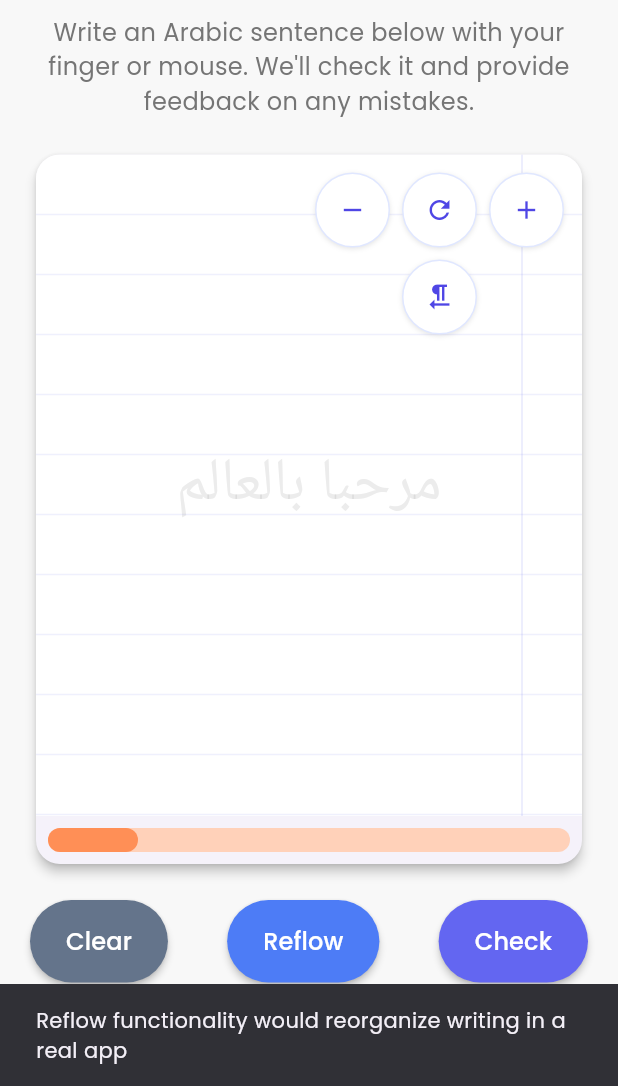
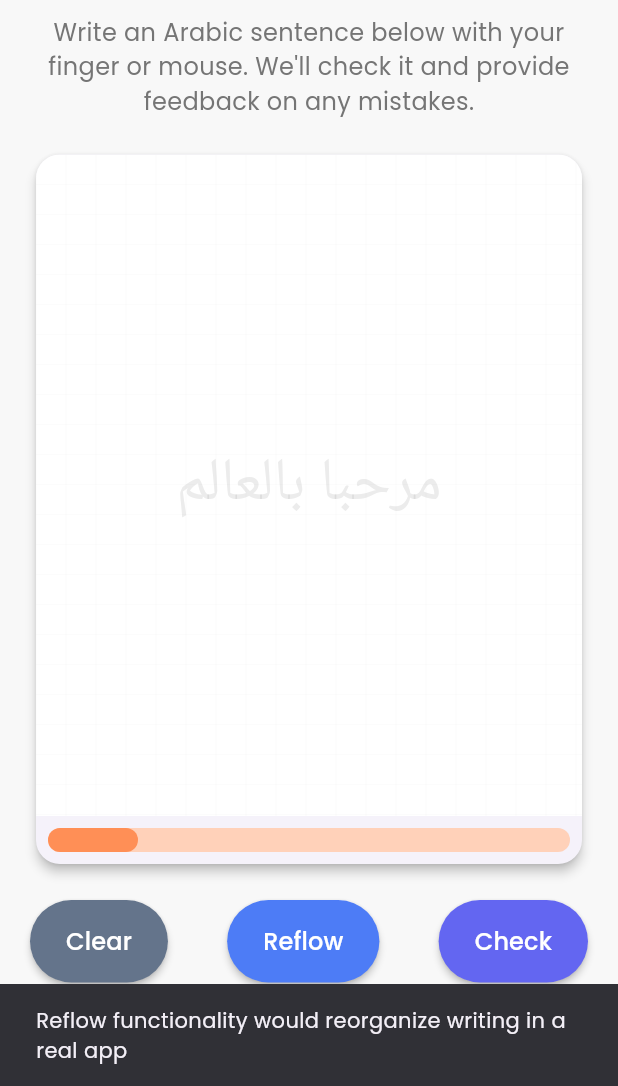
Before and after one commit to hom-bahrani/arabic-handwriting-feedback, a Flutter app: the screen it shows after launch, item 2 of the bottom bar chosen, after a tap on "Clear", on a phone screen of 412 x 824 dp, the part 150-1236 px from its top. Run offline on Flutter 3.47's test engine with Material 3 defaults, Android fonts, the phone set to English and light mode, and no system bars; our stand-ins replace google_fonts; Roboto replaces fonts that are missing (Amiri).

Commit message:
update stroke width

```diff
--- a/lib/widgets/handwriting_canvas.dart
+++ b/lib/widgets/handwriting_canvas.dart
@@ -1,4 +1,5 @@
 import 'package:flutter/material.dart';
+import 'dart:ui' show PointMode;
 import 'package:google_fonts/google_fonts.dart';
 import 'package:provider/provider.dart';
 import '../providers/handwriting_provider.dart';
@@ -11,19 +12,8 @@ class HandwritingCanvas extends StatefulWidget {
 }
 
 class _HandwritingCanvasState extends State<HandwritingCanvas> {
-  // Points and strokes for drawing
-  final List<List<Offset>> _strokes = [];
-  List<Offset> _currentStroke = [];
-
-  // Transform variables for zoom and pan
-  double _scale = 0.8; // Default smaller scale for more detailed writing
-  Offset _offset = Offset.zero;
-
-  // Direction flag (true for RTL, which is appropriate for Arabic)
-  bool _isRightToLeft = true;
-
-  // Controller to detect when to reset
-  bool _isDrawing = false;
+  // Simple list of points for drawing
+  final List<DrawingPoint?> points = [];
 
   @override
   void initState() {
@@ -39,36 +29,10 @@ class _HandwritingCanvasState extends State<HandwritingCanvas> {
     });
   }
 
-  // Method to clear all strokes
   void clearCanvas() {
     setState(() {
-      _strokes.clear();
-      _currentStroke = [];
+      points.clear();
     });
-  }
-
-  // Method to reset the canvas settings
-  void _resetCanvas() {
-    setState(() {
-      _scale = 0.8; // Better default for Arabic writing
-      _offset = Offset.zero;
-    });
-  }
-
-  // Method to get adjusted position based on scale and offset
-  Offset _getAdjustedPosition(Offset position) {
-    final double centerX = (context.size?.width ?? 300) / 2;
-    final double centerY = (context.size?.height ?? 400) / 2;
-    final Offset center = Offset(centerX, centerY);
-
-    // Simplified position adjustment for more predictable drawing
-    double dx = position.dx;
-    double dy = position.dy;
-
-    // If in RTL mode, we don't need to mirror the coordinates for drawing
-    // This allows natural drawing while still displaying RTL content
-
-    return Offset(dx, dy);
   }
 
   @override
@@ -82,65 +46,37 @@ class _HandwritingCanvasState extends State<HandwritingCanvas> {
         borderRadius: BorderRadius.circular(16),
         child: Column(
           children: [
-            // Canvas with zoom controls and guidelines
+            // Drawing area
             Expanded(
               child: Stack(
                 children: [
-                  // Background with guide lines
+                  // Paper-like background with subtle grid
                   Container(
                     color: Colors.white,
                     child: CustomPaint(
-                      painter: _GuidelinesPainter(isRightToLeft: _isRightToLeft),
-                      child: Container(),
+                      painter: GridPainter(),
+                      size: Size.infinite,
                     ),
                   ),
 
-                  // Drawing layer with gestures
-                  GestureDetector(
-                    onPanStart: (details) {
-                      // Start a new stroke
-                      _isDrawing = true;
-                      setState(() {
-                        // Just use the raw position directly
-                        _currentStroke = [details.localPosition];
-                      });
-                    },
-                    onPanUpdate: (details) {
-                      // Add point to current stroke
-                      if (_isDrawing) {
+                  // Drawing layer - Using RepaintBoundary for performance
+                  RepaintBoundary(
+                    child: DrawingArea(
+                      points: points,
+                      onPointsUpdate: (updatedPoints) {
+                        // This ensures we update state properly
                         setState(() {
-                          // Just use the raw position directly
-                          _currentStroke.add(details.localPosition);
+                          points.clear();
+                          points.addAll(updatedPoints);
                         });
-                      }
-                    },
-                    onPanEnd: (details) {
-                      // End the stroke
-                      _isDrawing = false;
-                      if (_currentStroke.isNotEmpty) {
-                        setState(() {
-                          _strokes.add(List.from(_currentStroke));
-                          _currentStroke = [];
-                        });
-                      }
-                    },
-                    child: CustomPaint(
-                      painter: _DrawingPainter(
-                        strokes: _strokes,
-                        currentStroke: _currentStroke,
-                        scale: _scale,
-                        offset: _offset,
-                      ),
-                      child: Container(
-                        color: Colors.transparent,
-                      ),
+                      },
                     ),
                   ),
 
                   // Placeholder text or feedback display
                   Consumer<HandwritingProvider>(
                     builder: (context, provider, child) {
-                      if (_strokes.isEmpty && provider.state == ProcessingState.idle) {
+                      if (points.isEmpty && provider.state == ProcessingState.idle) {
                         return Center(
                           child: Text(
                             'مرحبا بالعالم',
@@ -250,51 +186,6 @@ class _HandwritingCanvasState extends State<HandwritingCanvas> {
                       return Container(); // Return empty container if drawing
                     },
                   ),
-
-                  // Zoom control buttons
-                  Positioned(
-                    top: 12,
-                    right: 12,
-                    child: Column(
-                      children: [
-                        Row(
-                          children: [
-                            _buildControlButton(
-                              icon: Icons.remove,
-                              onPressed: () {
-                                setState(() {
-                                  _scale = (_scale - 0.1).clamp(0.5, 2.0);
-                                });
-                              },
-                            ),
-                            const SizedBox(width: 8),
-                            _buildControlButton(
-                              icon: Icons.refresh,
-                              onPressed: _resetCanvas,
-                            ),
-                            const SizedBox(width: 8),
-                            _buildControlButton(
-                              icon: Icons.add,
-                              onPressed: () {
-                                setState(() {
-                                  _scale = (_scale + 0.1).clamp(0.5, 2.0);
-                                });
-                              },
-                            ),
-                          ],
-                        ),
-                        const SizedBox(height: 8),
-                        _buildControlButton(
-                          icon: _isRightToLeft ? Icons.format_textdirection_r_to_l : Icons.format_textdirection_l_to_r,
-                          onPressed: () {
-                            setState(() {
-                              _isRightToLeft = !_isRightToLeft;
-                            });
-                          },
-                        ),
-                      ],
-                    ),
-                  ),
                 ],
               ),
             ),
@@ -329,141 +220,153 @@ class _HandwritingCanvasState extends State<HandwritingCanvas> {
       ),
     );
   }
+}
 
-  Widget _buildControlButton({
-    required IconData icon,
-    required VoidCallback onPressed,
-  }) {
-    return Container(
-      decoration: BoxDecoration(
-        color: Colors.white,
-        shape: BoxShape.circle,
-        border: Border.all(color: const Color(0xFFE0E7FF)),
-        boxShadow: [
-          BoxShadow(
-            color: Colors.black.withOpacity(0.1),
-            blurRadius: 2,
-            offset: const Offset(0, 1),
-          ),
-        ],
-      ),
-      child: IconButton(
-        icon: Icon(icon, color: const Color(0xFF4F46E5)),
-        onPressed: onPressed,
-        iconSize: 20,
-        padding: const EdgeInsets.all(4),
-        constraints: const BoxConstraints(
-          minWidth: 32,
-          minHeight: 32,
-        ),
+// Separate widget for drawing area to better handle state changes
+class DrawingArea extends StatefulWidget {
+  final List<DrawingPoint?> points;
+  final Function(List<DrawingPoint?>) onPointsUpdate;
+
+  const DrawingArea({
+    super.key,
+    required this.points,
+    required this.onPointsUpdate,
+  });
+
+  @override
+  State<DrawingArea> createState() => _DrawingAreaState();
+}
+
+class _DrawingAreaState extends State<DrawingArea> {
+  // Local copy of points for immediate drawing response
+  late List<DrawingPoint?> _localPoints;
+
+  @override
+  void initState() {
+    super.initState();
+    _localPoints = List.from(widget.points);
+  }
+
+  @override
+  void didUpdateWidget(DrawingArea oldWidget) {
+    super.didUpdateWidget(oldWidget);
+    if (widget.points != oldWidget.points) {
+      _localPoints = List.from(widget.points);
+    }
+  }
+
+  @override
+  Widget build(BuildContext context) {
+    return GestureDetector(
+      onPanStart: (details) {
+        // Create a new point and update immediately
+        final newPoint = DrawingPoint(
+          details.localPosition,
+          Paint()
+            ..color = Colors.black
+            ..isAntiAlias = true
+            ..strokeWidth = 1.0
+            ..strokeCap = StrokeCap.round,
+        );
+
+        setState(() {
+          _localPoints.add(newPoint);
+        });
+
+        // Notify parent
+        widget.onPointsUpdate(_localPoints);
+      },
+      onPanUpdate: (details) {
+        // Add new point and update immediately
+        final newPoint = DrawingPoint(
+          details.localPosition,
+          Paint()
+            ..color = Colors.black
+            ..isAntiAlias = true
+            ..strokeWidth = 1.0
+            ..strokeCap = StrokeCap.round,
+        );
+
+        setState(() {
+          _localPoints.add(newPoint);
+        });
+
+        // Notify parent
+        widget.onPointsUpdate(_localPoints);
+      },
+      onPanEnd: (details) {
+        // Add null to mark end of stroke
+        setState(() {
+          _localPoints.add(null);
+        });
+
+        // Notify parent
+        widget.onPointsUpdate(_localPoints);
+      },
+      child: CustomPaint(
+        painter: DrawingPainter(points: _localPoints),
+        size: Size.infinite,
       ),
     );
   }
 }
 
-// Painter for the horizontal guidelines
-class _GuidelinesPainter extends CustomPainter {
-  final bool isRightToLeft;
+// Simple class to represent a drawing point with its style
+class DrawingPoint {
+  final Offset offset;
+  final Paint paint;
 
-  _GuidelinesPainter({this.isRightToLeft = true});
+  DrawingPoint(this.offset, this.paint);
+}
+
+// Painter for drawing lines
+class DrawingPainter extends CustomPainter {
+  final List<DrawingPoint?> points;
+
+  DrawingPainter({required this.points});
 
   @override
   void paint(Canvas canvas, Size size) {
-    final horizontalPaint = Paint()
-      ..color = const Color(0xFF5F67EA).withOpacity(0.1)
-      ..strokeWidth = 1;
+    for (int i = 0; i < points.length - 1; i++) {
+      if (points[i] != null && points[i + 1] != null) {
+        // Draw line between points
+        canvas.drawLine(
+          points[i]!.offset,
+          points[i + 1]!.offset,
+          points[i]!.paint,
+        );
+      } else if (points[i] != null && (i == points.length - 1 || points[i + 1] == null)) {
+        // Draw a single point if it's at the end of a stroke
+        canvas.drawCircle(points[i]!.offset, 0.5, points[i]!.paint);
+      }
+    }
+  }
 
-    final verticalPaint = Paint()
-      ..color = const Color(0xFF5F67EA).withOpacity(0.07)
-      ..strokeWidth = 1;
+  @override
+  bool shouldRepaint(covariant DrawingPainter oldDelegate) {
+    return oldDelegate.points != points;
+  }
+}
 
-    // Draw horizontal lines at regular intervals
-    const lineSpacing = 40.0;
-    for (double y = lineSpacing; y < size.height; y += lineSpacing) {
-      canvas.drawLine(
-        Offset(0, y),
-        Offset(size.width, y),
-        horizontalPaint,
-      );
+// Simple grid painter for paper-like background
+class GridPainter extends CustomPainter {
+  @override
+  void paint(Canvas canvas, Size size) {
+    final paint = Paint()
+      ..color = Colors.grey.withOpacity(0.05)
+      ..strokeWidth = 0.5;
+
+    // Draw horizontal lines
+    for (double i = 0; i < size.height; i += 20) {
+      canvas.drawLine(Offset(0, i), Offset(size.width, i), paint);
     }
 
-    // Draw a light vertical guide on the right side for RTL writing
-    if (isRightToLeft) {
-      canvas.drawLine(
-        Offset(size.width - 40, 0),
-        Offset(size.width - 40, size.height),
-        verticalPaint..color = const Color(0xFF5F67EA).withOpacity(0.15),
-      );
-    } else {
-      // Draw a vertical guide on the left for LTR
-      canvas.drawLine(
-        Offset(40, 0),
-        Offset(40, size.height),
-        verticalPaint,
-      );
+    // Draw vertical lines
+    for (double i = 0; i < size.width; i += 20) {
+      canvas.drawLine(Offset(i, 0), Offset(i, size.height), paint);
     }
   }
 
   @override
   bool shouldRepaint(covariant CustomPainter oldDelegate) => false;
 }
-
-// Painter for drawing the actual strokes
-class _DrawingPainter extends CustomPainter {
-  final List<List<Offset>> strokes;
-  final List<Offset> currentStroke;
-  final double scale;
-  final Offset offset;
-
-  _DrawingPainter({
-    required this.strokes,
-    required this.currentStroke,
-    this.scale = 1.0,
-    this.offset = Offset.zero,
-  });
-
-  @override
-  void paint(Canvas canvas, Size size) {
-    // Create a pen suitable for handwriting
-    final paint = Paint()
-      ..color = Colors.black
-      ..strokeWidth = 3.0 // Balanced width for visibility but not too thick
-      ..strokeCap = StrokeCap.round
-      ..strokeJoin = StrokeJoin.round;
-
-    // Draw completed strokes
-    for (final stroke in strokes) {
-      if (stroke.length < 2) continue;
-
-      final path = Path();
-      path.moveTo(stroke[0].dx, stroke[0].dy);
-
-      for (int i = 1; i < stroke.length; i++) {
-        path.lineTo(stroke[i].dx, stroke[i].dy);
-      }
-
-      canvas.drawPath(path, paint);
-    }
-
-    // Draw current (in-progress) stroke
-    if (currentStroke.length >= 2) {
-      final path = Path();
-      path.moveTo(currentStroke[0].dx, currentStroke[0].dy);
-
-      for (int i = 1; i < currentStroke.length; i++) {
-        path.lineTo(currentStroke[i].dx, currentStroke[i].dy);
-      }
-
-      canvas.drawPath(path, paint);
-    } else if (currentStroke.length == 1) {
-      // Draw a dot if it's just a tap
-      canvas.drawCircle(currentStroke[0], 1.5, paint);
-    }
-  }
-
-  @override
-  bool shouldRepaint(covariant _DrawingPainter oldDelegate) {
-    return oldDelegate.strokes != strokes ||
-           oldDelegate.currentStroke != currentStroke;
-  }
-}
```
